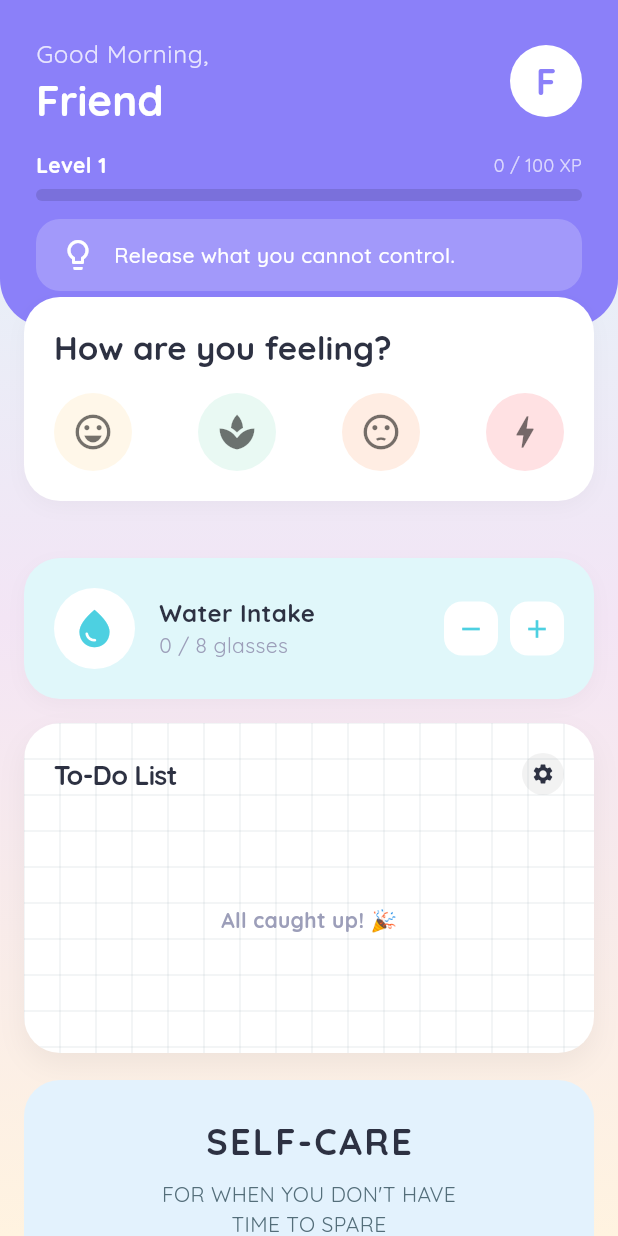
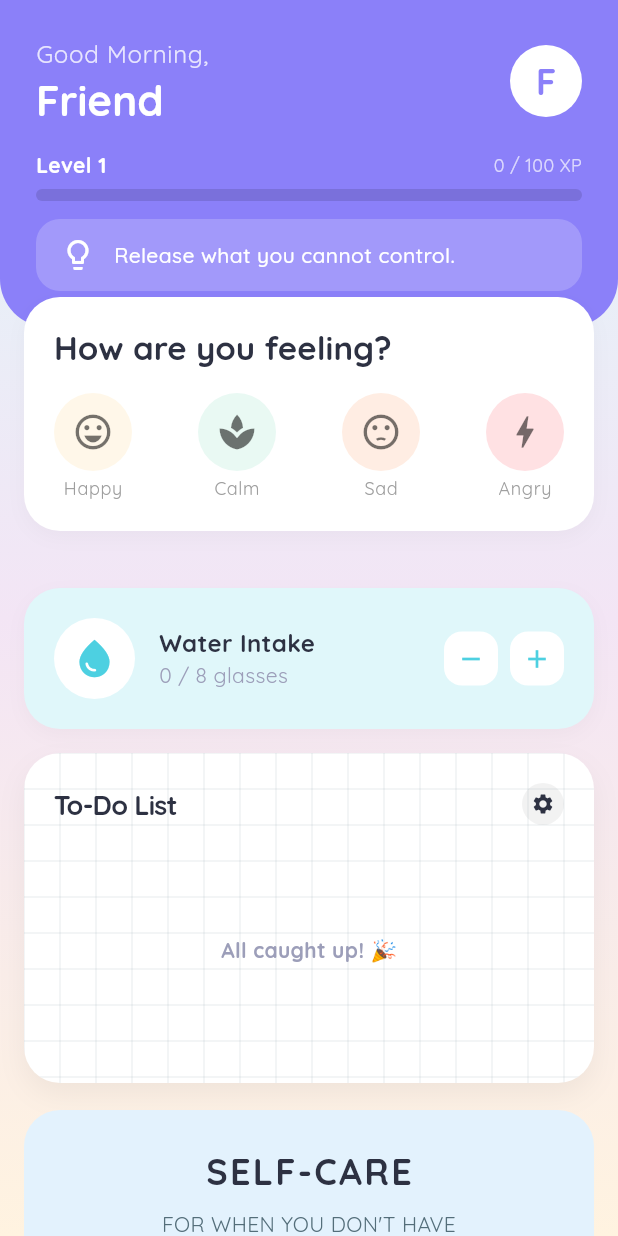
Before and after one commit to nxvinn29/ART-OF-EVOLVE, a Flutter app: the DashboardView screen opened directly, on a phone screen of 412 x 824 dp. Run offline on Flutter 3.47's test engine with Material 3 defaults, Android fonts, the phone set to English and light mode, and no system bars; our stand-ins replace audioplayers, cloud_firestore, confetti, firebase_auth, firebase_core, firebase_messaging and 8 more; missing offline and left inert: flutter_drawing_board, home_widget, record; accounts and stored records are empty.

Commit message:
Add text labels to MoodTrackerWidget

```diff
--- a/lib/src/features/home/presentation/widgets/mood_tracker_widget.dart
+++ b/lib/src/features/home/presentation/widgets/mood_tracker_widget.dart
@@ -59,7 +59,10 @@ class _MoodTrackerWidgetState extends State<MoodTrackerWidget> {
               final isSelected = _selectedMoodIndex == index;
               return GestureDetector(
                 onTap: () => setState(() => _selectedMoodIndex = index),
-                child: AnimatedContainer(
+                child: Column(
+                  mainAxisSize: MainAxisSize.min,
+                  children: [
+                    AnimatedContainer(
                       duration: const Duration(milliseconds: 200),
                       padding: const EdgeInsets.all(12),
                       decoration: BoxDecoration(
@@ -74,6 +77,18 @@ class _MoodTrackerWidgetState extends State<MoodTrackerWidget> {
                         size: 28,
                       ),
                     ),
+                    const SizedBox(height: 4),
+                    Text(
+                      mood['label'],
+                      style: Theme.of(context).textTheme.bodySmall?.copyWith(
+                        color: isSelected ? mood['color'] : Colors.grey,
+                        fontWeight: isSelected
+                            ? FontWeight.bold
+                            : FontWeight.normal,
+                      ),
+                    ),
+                  ],
+                ),
               );
             }),
           ),
```
Lines whose indentation alone changed are shown as unchanged.
